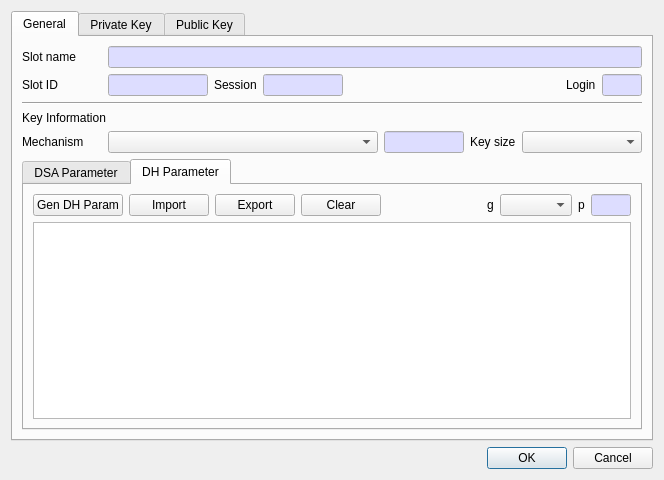
The window that CryptokiMan/gen_key_pair_dlg.ui (jykim74/CryptokiMan) describes before a commit, drawn with Qt 5.
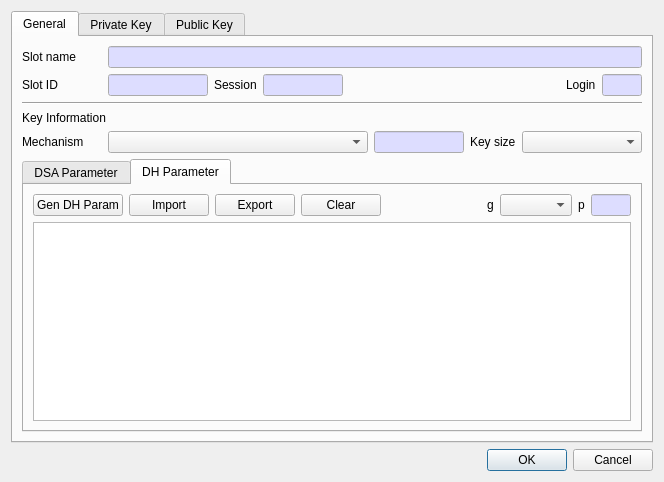
The same window after the commit. The open tabs and pages were chosen to show the change.

What changed in the file:
```diff
--- a/CryptokiMan/gen_key_pair_dlg.ui
+++ b/CryptokiMan/gen_key_pair_dlg.ui
@@ -7,7 +7,7 @@
     <x>0</x>
     <y>0</y>
     <width>664</width>
-    <height>480</height>
+    <height>482</height>
    </rect>
   </property>
   <property name="windowTitle">
@@ -350,13 +350,13 @@
           <widget class="QLineEdit" name="mMechText">
            <property name="minimumSize">
             <size>
-             <width>80</width>
+             <width>90</width>
              <height>0</height>
             </size>
            </property>
            <property name="maximumSize">
             <size>
-             <width>80</width>
+             <width>90</width>
              <height>16777215</height>
             </size>
            </property>
```
Left out of the diff: 2 changed lines with no effect on the pictures.
